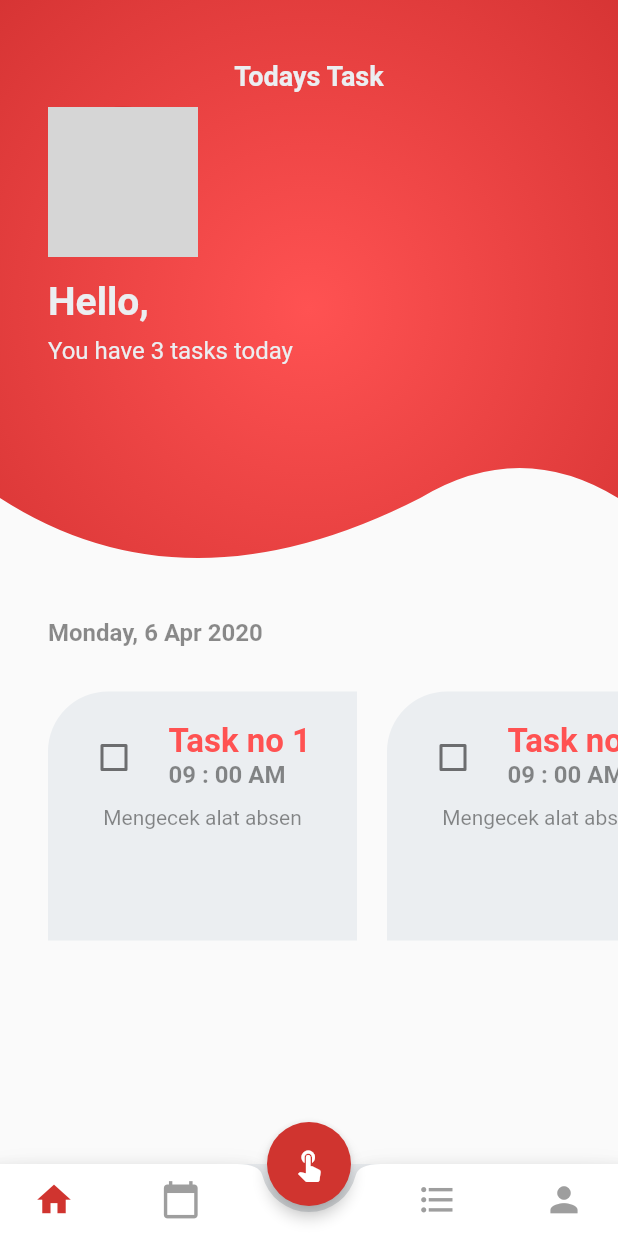
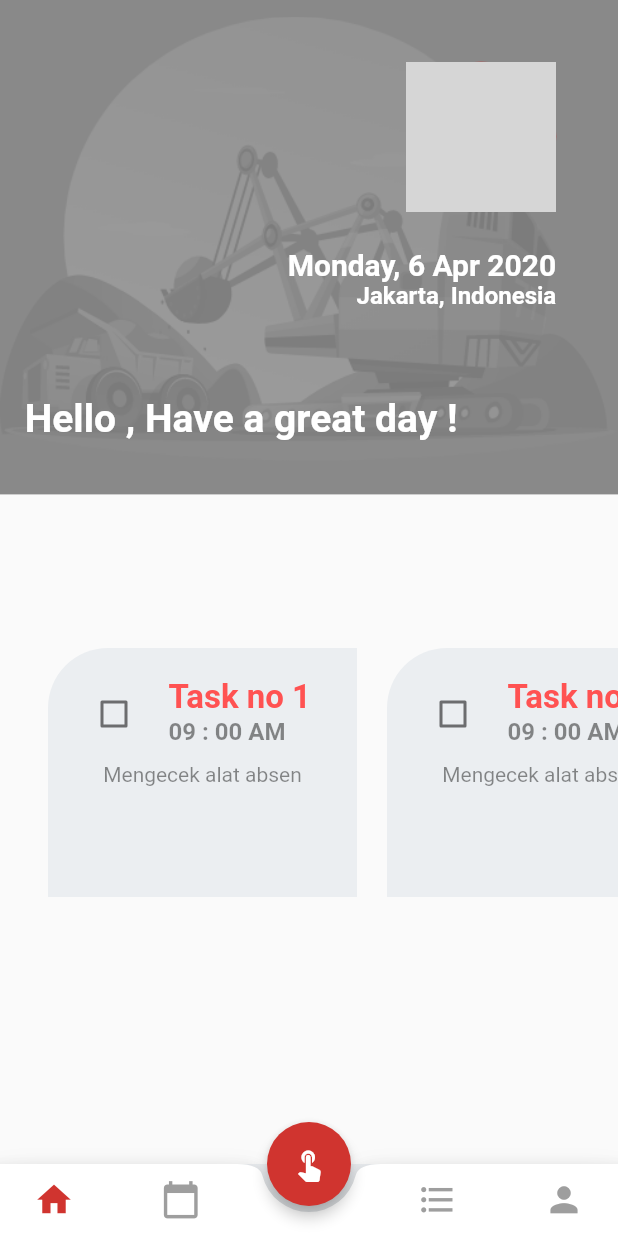
Before and after one commit to HemloWorld/final-smm-mobile, a Flutter app: the Bar screen opened by its route, on a phone screen of 412 x 824 dp. Run offline on Flutter 3.47's test engine with Material 2 defaults, Android fonts, the phone set to English and light mode, and no system bars; our stand-ins replace dio, firebase_auth, flutter_bloc, flutter_signin_button, font_awesome_flutter, google_sign_in and 1 more; missing offline and left inert: qrscan; accounts and stored records are empty; network calls fail; Roboto replaces fonts that are missing (Nunito); grey boxes are pictures that could not be loaded.

```diff
--- a/lib/blocs/bloc_event.dart
+++ b/lib/blocs/bloc_event.dart
@@ -14,6 +14,12 @@ class SearchPresenceByUserId extends BlocEvent {
   SearchPresenceByUserId(this.userId, this.page);
 }
 
+class SearchPresenceByDate extends BlocEvent {
+  final String date;
+
+  SearchPresenceByDate(this.date);
+}
+
 class SubmitAttendance extends BlocEvent{
   final String userId;
   final String date;
--- a/lib/pages/home_page.dart
+++ b/lib/pages/home_page.dart
@@ -1,5 +1,6 @@
 import 'package:final_project/auth.dart';
 import 'package:final_project/widgets/media_query.dart';
+import 'package:flutter/cupertino.dart';
 import 'package:flutter/material.dart';
 import 'package:intl/intl.dart';
 
@@ -26,41 +27,30 @@ class _HomePageState extends State<HomePage> {
   @override
   Widget build(BuildContext context) {
     return Scaffold(
-      body: Column(
-        crossAxisAlignment: CrossAxisAlignment.start,
+      body: Stack(
         children: <Widget>[
-          ClipPath(
-            child: Container(
-              height: displayHeight(context) * 50,
-              decoration: BoxDecoration(
-                gradient: RadialGradient(
-                    colors: [Colors.redAccent,Colors.red[800]],
-                    radius: 1
+          Container(
+            height: displayHeight(context) * 40,
+            width: displayWidth(context)*100,
+            color: Colors.black45,
+            child: Image.asset('assets/example2.png', fit: BoxFit.fitWidth,)
+          ),
+          Positioned(
+            left: displayHeight(context)*2,
+            top: displayHeight(context)*32,
+            child:  Text(
+              'Hello $name, Have a great day !',
+              style: TextStyle(
+                  fontWeight: FontWeight.bold,
+                  fontSize: 26,
+                  color: Colors.white
               ),
             ),
-              child: Column(
-                crossAxisAlignment: CrossAxisAlignment.start,
-                children: <Widget>[
-                  Padding(
-                    padding: EdgeInsets.only(top: 40),
-                    child: Row(
-                      mainAxisAlignment: MainAxisAlignment.center,
-                      children: <Widget>[
-                        Text(
-                          'Todays Task',
-                          style: TextStyle(
-                              fontWeight: FontWeight.bold,
-                              color: Color(0xFFEBEEF1),
-                              fontSize: 18
           ),
-                        ),
-                      ],
-                    ),
-                  ),
-                  Container(
-                    child: Padding(
-                      padding: EdgeInsets.only(top: 10, left: 32),
-                      child: SizedBox(
+          Positioned(
+            right: displayWidth(context)*10,
+            top: displayHeight(context)*5,
+            child : SizedBox(
                 width: 100,
                 height: 100,
                 child: CircleAvatar(
@@ -68,50 +58,35 @@ class _HomePageState extends State<HomePage> {
                 ),
               ),
           ),
-                  ),
-                  Padding(
-                      padding: EdgeInsets.only(top: 15, left: 32),
+          Positioned(
+            right: displayWidth(context)*10,
+            top: displayHeight(context)*20,
             child: Column(
-                        crossAxisAlignment: CrossAxisAlignment.start,
+              mainAxisAlignment: MainAxisAlignment.end,
+              crossAxisAlignment: CrossAxisAlignment.end,
               children: <Widget>[
                 Text(
-                            'Hello, $name',
+                  '${DateFormat('EEEE, d MMM yyyy').format(DateTime.now())}',
                   style: TextStyle(
                       fontWeight: FontWeight.bold,
-                                fontSize: 26,
-                                color: Color(0xFFEBEEF1)
+                      color: Colors.white,
+                      fontSize: 20
                   ),
                 ),
-                          SizedBox(
-                            height: displayHeight(context) * 1,
-                          ),
                 Text(
-                            'You have 3 tasks today',
+                  'Jakarta, Indonesia',
                   style: TextStyle(
-                                color: Color(0xFFEBEEF1),
+                      fontWeight: FontWeight.bold,
+                      color: Colors.white,
                       fontSize: 16
                   ),
-                          )
+                ),
               ],
             )
           ),
-                ],
-              ),
-            ),
-            clipper: MyWavyClipper(),
-          ),
           Padding(
-            padding: EdgeInsets.only(left: 32, bottom: 10),
-            child: Text(
-              '${DateFormat('EEEE, d MMM yyyy').format(DateTime.now())}',
-              style: TextStyle(
-                  fontWeight: FontWeight.bold,
-                  color: Colors.black45,
-                  fontSize: 16
-              ),
-            ),
-          ),
-          Container(
+            padding: EdgeInsets.only(top: displayHeight(context)*50),
+            child: Container(
               width: displayWidth(context) * 100,
               height: displayHeight(context) * 25,
               padding: EdgeInsets.only(left: 32),
@@ -187,37 +162,9 @@ class _HomePageState extends State<HomePage> {
                 scrollDirection: Axis.horizontal,
               ),
             ),
+          )
         ],
       ),
     );
   }
 }
-
-class MyWavyClipper extends CustomClipper<Path> {
-  @override
-  Path getClip(Size size) {
-
-    var path = Path();
-
-    path.lineTo(0, size.height - 80);
-
-    path.quadraticBezierTo(0.3 * size.width, size.height, 0.68 * size.width, size.height - 80);
-
-    path.lineTo(0.68 * size.width, size.height - 80);
-
-    path.quadraticBezierTo(0.8416 * size.width, size.height - 120, size.width, size.height - 80);
-
-    path.lineTo(size.width, size.height - 80);
-
-    path.lineTo(size.width, 0);
-
-    path.close();
-
-    return path;
-  }
-
-  @override
-  bool shouldReclip(CustomClipper<Path> oldClipper) {
-    return false;
-  }
-}
--- a/pubspec.yaml
+++ b/pubspec.yaml
@@ -56,6 +56,8 @@ flutter:
   # To add assets to your application, add an assets section, like this:
   assets:
     - assets/logo.png
+    - assets/example.png
+    - assets/example2.png
 
   # An image asset can refer to one or more resolution-specific "variants", see
   # https://flutter.dev/assets-and-images/#resolution-aware.
```
Also changed, not shown: lib/blocs/filter_date_page_bloc.dart (added, +24 -0 lines), lib/pages/filter_date_page.dart (+86 -65 lines), lib/pages/profile_page.dart (+5 -3 lines), lib/pages/report_page.dart (+12 -9 lines), lib/services/user_service.dart (+9 -0 lines), assets/example.png (added), assets/example2.png (added). Lines whose indentation alone changed are shown as unchanged.
